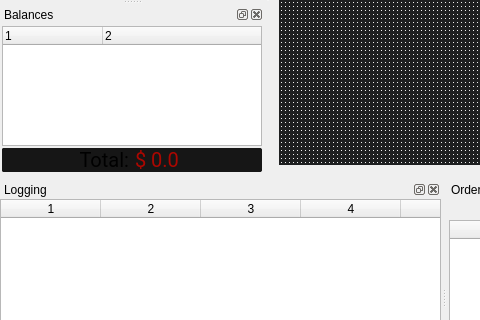
Qt form Centaur/ui/CentaurApp.ui (519984307/Centaur) before a commit; both pictures show x 0 to 480 and y 211 to 531 of the 1454 by 647 pixel window.
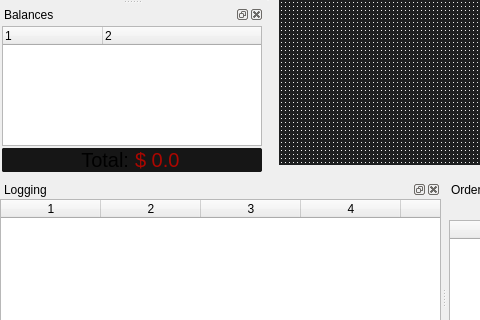
The same form after that commit. Icons and pictures are not drawn. Custom widgets are drawn as their Qt base class.

Patch:
```diff
--- a/Centaur/ui/CentaurApp.ui
+++ b/Centaur/ui/CentaurApp.ui
@@ -406,7 +406,6 @@
            <widget class="QLabel" name="labelTotal">
             <property name="font">
              <font>
-              <family>Roboto</family>
               <pointsize>15</pointsize>
              </font>
             </property>
@@ -422,7 +421,6 @@
            <widget class="QLabel" name="totalBalances">
             <property name="font">
              <font>
-              <family>Roboto</family>
               <pointsize>15</pointsize>
              </font>
             </property>
```
Left out of the diff: 38 changed lines with no effect on the pictures.
